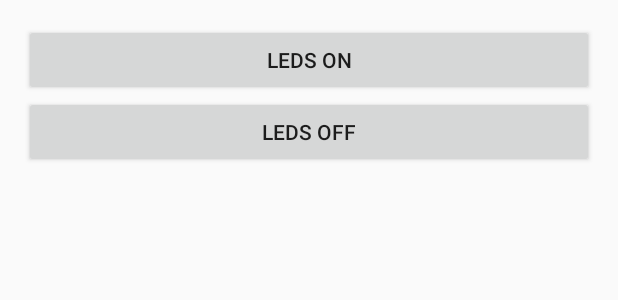
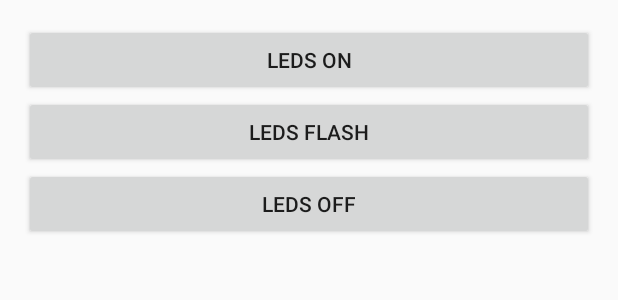
Before and after one commit to ikbendewilliam/TargitAndroid, an Android app: the layout fragment_main.xml on its own in the app's theme, with its tools: preview values and no code run, on a phone screen of 412 x 824 dp. Shown: the top 300 px of the screen. Run offline under Robolectric (Android 15) with nearby library versions, the phone set to English and light mode, and no system bars.

Commit message:
Added command for flashing led

```diff
--- a/BluetoothTesting/app/src/main/java/be/howest/nmct/bluetoothtesting/Constants.java
+++ b/BluetoothTesting/app/src/main/java/be/howest/nmct/bluetoothtesting/Constants.java
@@ -26,5 +26,6 @@ public abstract class Constants {
     // commands for communitcation with arduino
     static final String COMMAND_END = ";";
     static final String COMMAND_LED_ON = "LedOn";
+    static final String COMMAND_LED_FLASH = "LedFlash";
     static final String COMMAND_LED_OFF = "LedOff";
 }
--- a/BluetoothTesting/app/src/main/res/layout/fragment_main.xml
+++ b/BluetoothTesting/app/src/main/res/layout/fragment_main.xml
@@ -14,6 +14,11 @@
         android:layout_height="wrap_content"
         android:text="leds on"/>
     <Button
+        android:id="@+id/button_leds_flash"
+        android:layout_width="match_parent"
+        android:layout_height="wrap_content"
+        android:text="leds flash"/>
+    <Button
         android:id="@+id/button_leds_off"
         android:layout_width="match_parent"
         android:layout_height="wrap_content"
```
Also changed, not shown: BluetoothTesting/app/src/main/java/be/howest/nmct/bluetoothtesting/MainActivityFragment.java (+9 -2 lines).
